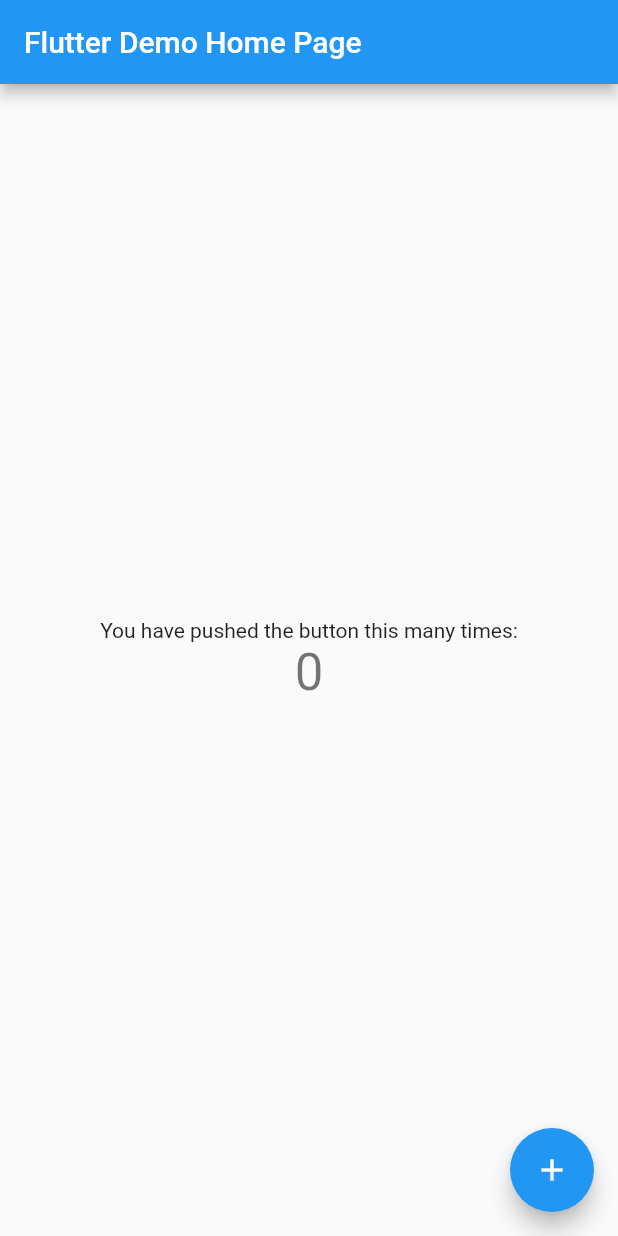
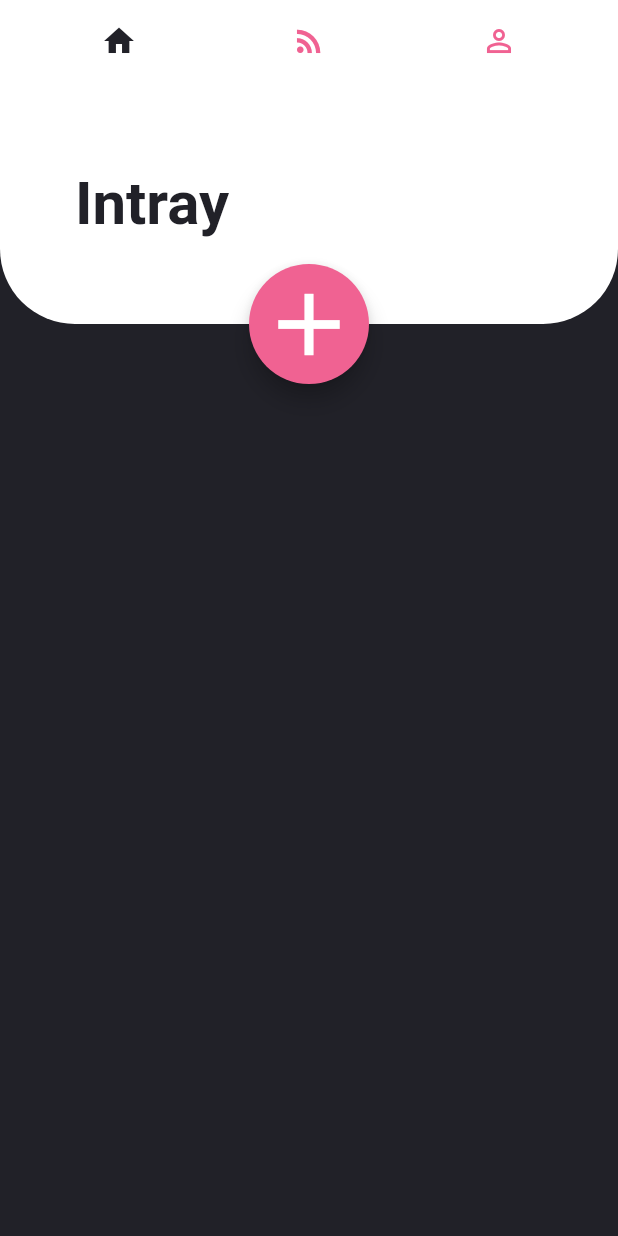
Before and after one commit to HaileeBui/Todo-app-flutter, a Flutter app: the screen it shows after launch, on a phone screen of 412 x 824 dp. Run offline on Flutter 3.47's test engine with Material 2 defaults, Android fonts, the phone set to English and light mode, and no system bars; Roboto replaces fonts that are missing (Avenir).

Commit message:
Tab bar created

```diff
--- a/lib/main.dart
+++ b/lib/main.dart
@@ -1,4 +1,6 @@
 import 'package:flutter/material.dart';
+
+import 'models/global.dart';
 
 void main() {
   runApp(MyApp());
@@ -9,20 +11,11 @@ class MyApp extends StatelessWidget {
   @override
   Widget build(BuildContext context) {
     return MaterialApp(
-      title: 'Flutter Demo',
+      title: 'Todo',
       theme: ThemeData(
-        // This is the theme of your application.
-        //
-        // Try running your application with "flutter run". You'll see the
-        // application has a blue toolbar. Then, without quitting the app, try
-        // changing the primarySwatch below to Colors.green and then invoke
-        // "hot reload" (press "r" in the console where you ran "flutter run",
-        // or simply save your changes to "hot reload" in a Flutter IDE).
-        // Notice that the counter didn't reset back to zero; the application
-        // is not restarted.
-        primarySwatch: Colors.blue,
+        primarySwatch: Colors.grey,
       ),
-      home: MyHomePage(title: 'Flutter Demo Home Page'),
+      home: MyHomePage(title: 'Home'),
     );
   }
 }
@@ -46,68 +39,89 @@ class MyHomePage extends StatefulWidget {
 }
 
 class _MyHomePageState extends State<MyHomePage> {
-  int _counter = 0;
-
-  void _incrementCounter() {
-    setState(() {
-      // This call to setState tells the Flutter framework that something has
-      // changed in this State, which causes it to rerun the build method below
-      // so that the display can reflect the updated values. If we changed
-      // _counter without calling setState(), then the build method would not be
-      // called again, and so nothing would appear to happen.
-      _counter++;
-    });
-  }
-
   @override
   Widget build(BuildContext context) {
-    // This method is rerun every time setState is called, for instance as done
-    // by the _incrementCounter method above.
-    //
-    // The Flutter framework has been optimized to make rerunning build methods
-    // fast, so that you can just rebuild anything that needs updating rather
-    // than having to individually change instances of widgets.
-    return Scaffold(
-      appBar: AppBar(
-        // Here we take the value from the MyHomePage object that was created by
-        // the App.build method, and use it to set our appbar title.
-        title: Text(widget.title),
-      ),
-      body: Center(
-        // Center is a layout widget. It takes a single child and positions it
-        // in the middle of the parent.
-        child: Column(
-          // Column is also a layout widget. It takes a list of children and
-          // arranges them vertically. By default, it sizes itself to fit its
-          // children horizontally, and tries to be as tall as its parent.
-          //
-          // Invoke "debug painting" (press "p" in the console, choose the
-          // "Toggle Debug Paint" action from the Flutter Inspector in Android
-          // Studio, or the "Toggle Debug Paint" command in Visual Studio Code)
-          // to see the wireframe for each widget.
-          //
-          // Column has various properties to control how it sizes itself and
-          // how it positions its children. Here we use mainAxisAlignment to
-          // center the children vertically; the main axis here is the vertical
-          // axis because Columns are vertical (the cross axis would be
-          // horizontal).
-          mainAxisAlignment: MainAxisAlignment.center,
-          children: <Widget>[
-            Text(
-              'You have pushed the button this many times:',
+    return MaterialApp(
+      color: Colors.yellow,
+      home: SafeArea(
+        child: DefaultTabController(
+          length: 3,
+          child: new Scaffold(
+            body: Stack(
+              children: <Widget>[
+                TabBarView(children: [
+                  new Container(
+                    color: darkGreyColor,
+                  ),
+                  new Container(
+                    color: Colors.orange,
+                  ),
+                  new Container(
+                    color: Colors.lightGreen,
+                  ),
+                ]),
+                Container(
+                  padding: EdgeInsets.only(left: 50),
+                  height: 160,
+                  decoration: BoxDecoration(
+                    borderRadius: BorderRadius.only(
+                        bottomLeft: Radius.circular(50),
+                        bottomRight: Radius.circular(50)),
+                    color: Colors.white,
+                  ),
+                  child: Row(
+                    mainAxisAlignment: MainAxisAlignment.spaceBetween,
+                    children: <Widget>[
+                      Text(
+                        "Intray",
+                        style: intrayTitleStyle,
+                      ),
+                      Container()
+                    ],
+                  ),
+                ),
+                Container(
+                  height: 80,
+                  width: 80,
+                  margin: EdgeInsets.only(
+                      top: 120,
+                      left: MediaQuery.of(context).size.width * 0.5 - 40),
+                  child: FloatingActionButton(
+                      child: Icon(
+                        Icons.add,
+                        size: 70,
+                      ),
+                      backgroundColor: pinkColor,
+                      onPressed: () {}),
+                ),
+              ],
             ),
-            Text(
-              '$_counter',
-              style: Theme.of(context).textTheme.headline4,
+            appBar: AppBar(
+              elevation: 0,
+              title: new TabBar(
+                tabs: [
+                  Tab(
+                    icon: new Icon(Icons.home),
+                  ),
+                  Tab(
+                    icon: new Icon(Icons.rss_feed),
+                  ),
+                  Tab(
+                    icon: new Icon(Icons.perm_identity),
+                  ),
+                ],
+                labelColor: darkGreyColor,
+                unselectedLabelColor: pinkColor,
+                indicatorSize: TabBarIndicatorSize.label,
+                indicatorPadding: EdgeInsets.all(5.0),
+                indicatorColor: Colors.transparent,
+              ),
+              backgroundColor: Colors.white,
             ),
-          ],
+            backgroundColor: Colors.white,
+          ),
         ),
       ),
-      floatingActionButton: FloatingActionButton(
-        onPressed: _incrementCounter,
-        tooltip: 'Increment',
-        child: Icon(Icons.add),
-      ), // This trailing comma makes auto-formatting nicer for build methods.
     );
   }
 }
--- /dev/null
+++ b/lib/models/global.dart
@@ -0,0 +1,10 @@
+import 'package:flutter/material.dart';
+
+Color darkGreyColor = new Color(0xFF212128);
+Color pinkColor = new Color(0xFFF06292);
+
+TextStyle intrayTitleStyle = new TextStyle(
+    fontFamily: 'Avenir',
+    fontWeight: FontWeight.bold,
+    color: darkGreyColor,
+    fontSize: 40);
```
